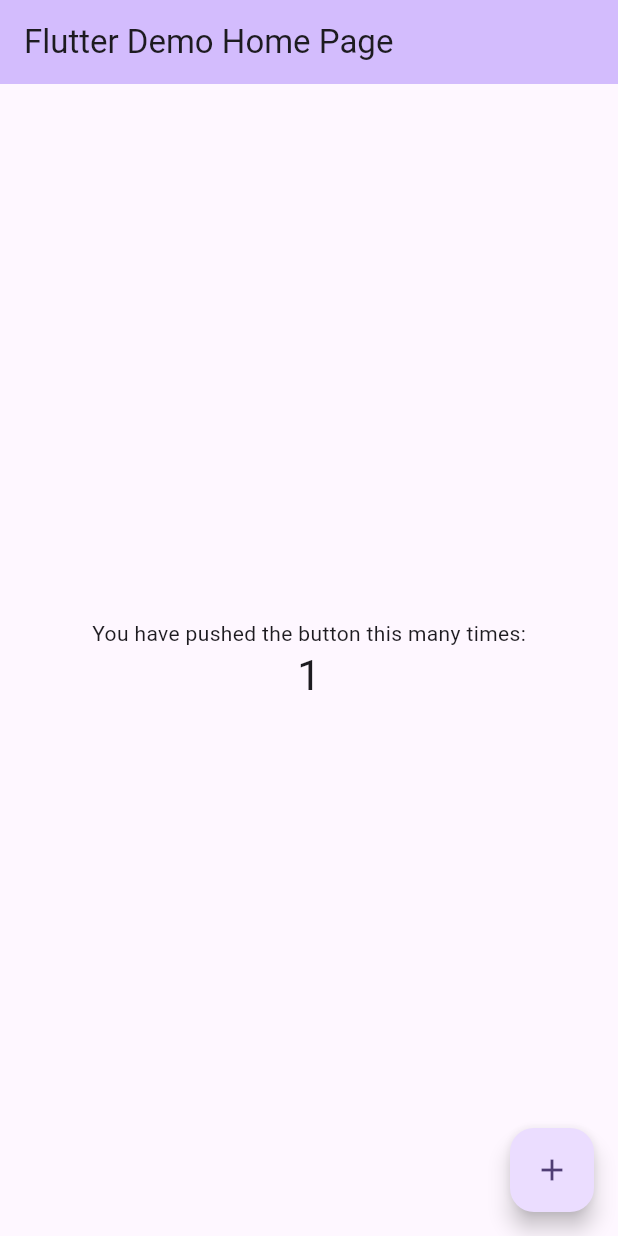
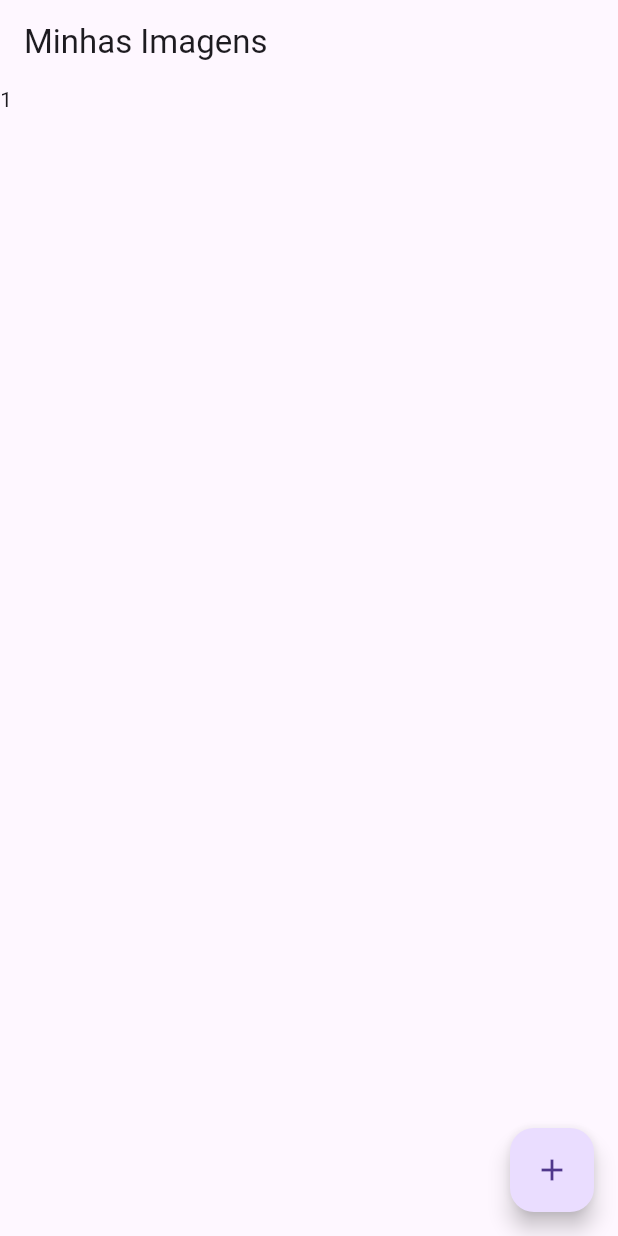
Before and after one commit to asbonato/maua24, a Flutter app: the screen it shows after launch, after a tap on the "add" icon, on a phone screen of 412 x 824 dp. Run offline on Flutter 3.47's test engine with Material 3 defaults, Android fonts, the phone set to English and light mode, and no system bars.

Commit message:
apostila1(flutter): ecm252 - aula 05/10 - modelo imagem - até modelo para imagem na página 52 - retomar na criação do modelo, final da pag. 52

```diff
--- a/ecm252/flutter/exibe_imagens/lib/main.dart
+++ b/ecm252/flutter/exibe_imagens/lib/main.dart
@@ -1,125 +1,6 @@
 import 'package:flutter/material.dart';
-
+import 'src/app.dart';
 void main() {
-  runApp(const MyApp());
+  var app = App();
+  runApp(app);
 }
-
-class MyApp extends StatelessWidget {
-  const MyApp({super.key});
-
-  // This widget is the root of your application.
-  @override
-  Widget build(BuildContext context) {
-    return MaterialApp(
-      title: 'Flutter Demo',
-      theme: ThemeData(
-        // This is the theme of your application.
-        //
-        // TRY THIS: Try running your application with "flutter run". You'll see
-        // the application has a purple toolbar. Then, without quitting the app,
-        // try changing the seedColor in the colorScheme below to Colors.green
-        // and then invoke "hot reload" (save your changes or press the "hot
-        // reload" button in a Flutter-supported IDE, or press "r" if you used
-        // the command line to start the app).
-        //
-        // Notice that the counter didn't reset back to zero; the application
-        // state is not lost during the reload. To reset the state, use hot
-        // restart instead.
-        //
-        // This works for code too, not just values: Most code changes can be
-        // tested with just a hot reload.
-        colorScheme: ColorScheme.fromSeed(seedColor: Colors.deepPurple),
-        useMaterial3: true,
-      ),
-      home: const MyHomePage(title: 'Flutter Demo Home Page'),
-    );
-  }
-}
-
-class MyHomePage extends StatefulWidget {
-  const MyHomePage({super.key, required this.title});
-
-  // This widget is the home page of your application. It is stateful, meaning
-  // that it has a State object (defined below) that contains fields that affect
-  // how it looks.
-
-  // This class is the configuration for the state. It holds the values (in this
-  // case the title) provided by the parent (in this case the App widget) and
-  // used by the build method of the State. Fields in a Widget subclass are
-  // always marked "final".
-
-  final String title;
-
-  @override
-  State<MyHomePage> createState() => _MyHomePageState();
-}
-
-class _MyHomePageState extends State<MyHomePage> {
-  int _counter = 0;
-
-  void _incrementCounter() {
-    setState(() {
-      // This call to setState tells the Flutter framework that something has
-      // changed in this State, which causes it to rerun the build method below
-      // so that the display can reflect the updated values. If we changed
-      // _counter without calling setState(), then the build method would not be
-      // called again, and so nothing would appear to happen.
-      _counter++;
-    });
-  }
-
-  @override
-  Widget build(BuildContext context) {
-    // This method is rerun every time setState is called, for instance as done
-    // by the _incrementCounter method above.
-    //
-    // The Flutter framework has been optimized to make rerunning build methods
-    // fast, so that you can just rebuild anything that needs updating rather
-    // than having to individually change instances of widgets.
-    return Scaffold(
-      appBar: AppBar(
-        // TRY THIS: Try changing the color here to a specific color (to
-        // Colors.amber, perhaps?) and trigger a hot reload to see the AppBar
-        // change color while the other colors stay the same.
-        backgroundColor: Theme.of(context).colorScheme.inversePrimary,
-        // Here we take the value from the MyHomePage object that was created by
-        // the App.build method, and use it to set our appbar title.
-        title: Text(widget.title),
-      ),
-      body: Center(
-        // Center is a layout widget. It takes a single child and positions it
-        // in the middle of the parent.
-        child: Column(
-          // Column is also a layout widget. It takes a list of children and
-          // arranges them vertically. By default, it sizes itself to fit its
-          // children horizontally, and tries to be as tall as its parent.
-          //
-          // Column has various properties to control how it sizes itself and
-          // how it positions its children. Here we use mainAxisAlignment to
-          // center the children vertically; the main axis here is the vertical
-          // axis because Columns are vertical (the cross axis would be
-          // horizontal).
-          //
-          // TRY THIS: Invoke "debug painting" (choose the "Toggle Debug Paint"
-          // action in the IDE, or press "p" in the console), to see the
-          // wireframe for each widget.
-          mainAxisAlignment: MainAxisAlignment.center,
-          children: <Widget>[
-            const Text(
-              'You have pushed the button this many times:',
-            ),
-            Text(
-              '$_counter',
-              style: Theme.of(context).textTheme.headlineMedium,
-            ),
-          ],
-        ),
-      ),
-      floatingActionButton: FloatingActionButton(
-        onPressed: _incrementCounter,
-        tooltip: 'Increment',
-        child: const Icon(Icons.add),
-      ), // This trailing comma makes auto-formatting nicer for build methods.
-    );
-  }
-}
--- /dev/null
+++ b/ecm252/flutter/exibe_imagens/lib/src/app.dart
@@ -0,0 +1,28 @@
+import 'package:flutter/material.dart';
+
+class App extends StatefulWidget {
+  @override
+  State<App> createState() {
+    return AppState();
+  }
+}
+
+class AppState extends State<App>{
+  int numeroImagens = 0;
+  @override
+  Widget build(BuildContext context) {
+    return MaterialApp(
+      home: Scaffold(
+        appBar: AppBar(
+          title: const Text("Minhas Imagens")
+        ),
+        floatingActionButton: FloatingActionButton(
+          child: const Icon(Icons.add),
+          onPressed: () {
+            setState (() => numeroImagens++);
+          }),
+          body: Text('$numeroImagens'),
+      ),
+    );
+  }
+}
```
